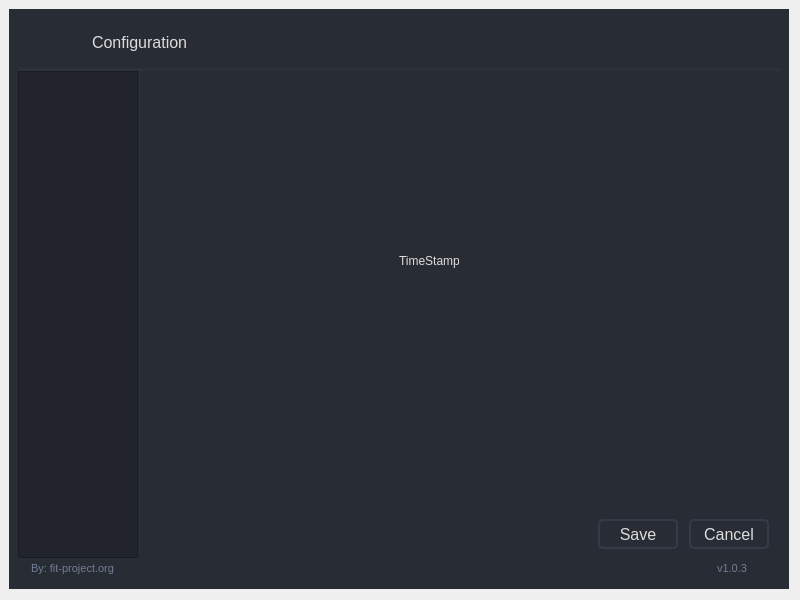
fit-project/fit, file ui/configuration/dialog.ui: the form before one commit.
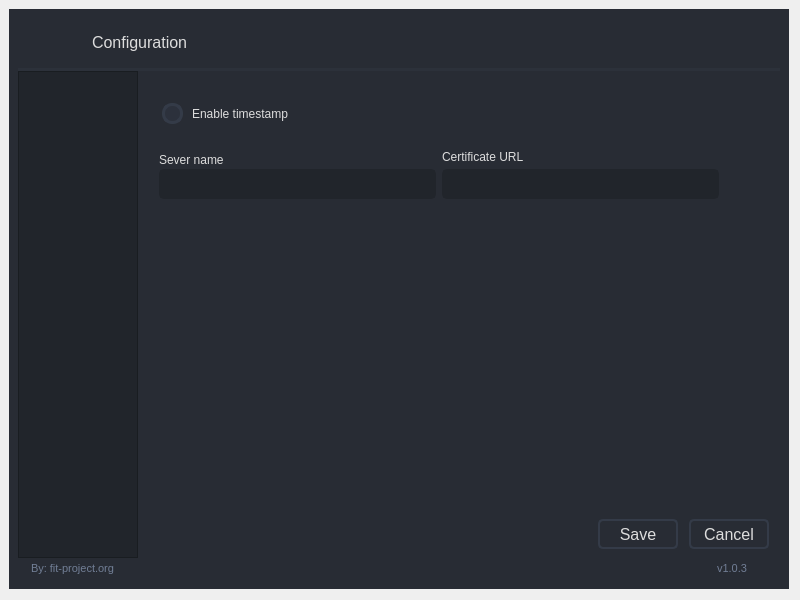
The form after the commit. The open tabs and pages were chosen to show the change. Icons and pictures are not drawn.

Commit message: Refactoring timestamp configuration UI

```diff
--- a/ui/configuration/dialog.ui
+++ b/ui/configuration/dialog.ui
@@ -2491,18 +2491,198 @@
                       </widget>
                      </widget>
                      <widget class="QWidget" name="timestamp">
-                      <widget class="QLabel" name="label_6">
+                      <widget class="QFrame" name="timestamp_configuration">
                        <property name="geometry">
                         <rect>
-                         <x>260</x>
-                         <y>170</y>
-                         <width>60</width>
-                         <height>16</height>
+                         <x>0</x>
+                         <y>0</y>
+                         <width>600</width>
+                         <height>411</height>
                         </rect>
                        </property>
-                       <property name="text">
-                        <string>TimeStamp</string>
+                       <property name="maximumSize">
+                        <size>
+                         <width>600</width>
+                         <height>16777215</height>
+                        </size>
                        </property>
+                       <layout class="QVBoxLayout" name="verticalLayout_7">
+                        <property name="leftMargin">
+                         <number>20</number>
+                        </property>
+                        <property name="topMargin">
+                         <number>20</number>
+                        </property>
+                        <property name="rightMargin">
+                         <number>20</number>
+                        </property>
+                        <property name="bottomMargin">
+                         <number>20</number>
+                        </property>
+                        <item>
+                         <layout class="QHBoxLayout" name="enable_timestamp_layout">
+                          <property name="spacing">
+                           <number>0</number>
+                          </property>
+                          <property name="rightMargin">
+                           <number>0</number>
+                          </property>
+                          <property name="bottomMargin">
+                           <number>20</number>
+                          </property>
+                          <item>
+                           <widget class="QCheckBox" name="enable_timestamp">
+                            <property name="enabled">
+                             <bool>true</bool>
+                            </property>
+                            <property name="text">
+                             <string>Enable timestamp</string>
+                            </property>
+                            <property name="checked">
+                             <bool>false</bool>
+                            </property>
+                           </widget>
+                          </item>
+                         </layout>
+                        </item>
+                        <item>
+                         <widget class="QFrame" name="timestamp_settings">
+                          <property name="enabled">
+                           <bool>true</bool>
+                          </property>
+                          <layout class="QVBoxLayout" name="pec_settings_layout_2">
+                           <property name="spacing">
+                            <number>-1</number>
+                           </property>
+                           <property name="leftMargin">
+                            <number>0</number>
+                           </property>
+                           <property name="topMargin">
+                            <number>0</number>
+                           </property>
+                           <property name="rightMargin">
+                            <number>0</number>
+                           </property>
+                           <property name="bottomMargin">
+                            <number>0</number>
+                           </property>
+                           <item>
+                            <layout class="QHBoxLayout" name="server_timestamp_configuration" stretch="0,0">
+                             <property name="spacing">
+                              <number>-1</number>
+                             </property>
+                             <property name="topMargin">
+                              <number>0</number>
+                             </property>
+                             <property name="bottomMargin">
+                              <number>0</number>
+                             </property>
+                             <item>
+                              <layout class="QVBoxLayout" name="timestamp_server_name_box">
+                               <property name="spacing">
+                                <number>0</number>
+                               </property>
+                               <property name="topMargin">
+                                <number>0</number>
+                               </property>
+                               <item>
+                                <widget class="QLabel" name="timestamp_server_name_box_title">
+                                 <property name="enabled">
+                                  <bool>true</bool>
+                                 </property>
+                                 <property name="styleSheet">
+                                  <string notr="true"/>
+                                 </property>
+                                 <property name="text">
+                                  <string>Sever name</string>
+                                 </property>
+                                </widget>
+                               </item>
+                               <item>
+                                <widget class="QLineEdit" name="timestamp_server_name">
+                                 <property name="minimumSize">
+                                  <size>
+                                   <width>0</width>
+                                   <height>30</height>
+                                  </size>
+                                 </property>
+                                 <property name="styleSheet">
+                                  <string notr="true">background-color: rgb(33, 37, 43);</string>
+                                 </property>
+                                </widget>
+                               </item>
+                              </layout>
+                             </item>
+                             <item>
+                              <layout class="QVBoxLayout" name="timestamp_certificate_url_box">
+                               <property name="spacing">
+                                <number>5</number>
+                               </property>
+                               <property name="sizeConstraint">
+                                <enum>QLayout::SetDefaultConstraint</enum>
+                               </property>
+                               <property name="leftMargin">
+                                <number>0</number>
+                               </property>
+                               <item>
+                                <widget class="QLabel" name="timestamp_certificate_url_box_title">
+                                 <property name="maximumSize">
+                                  <size>
+                                   <width>118</width>
+                                   <height>16777215</height>
+                                  </size>
+                                 </property>
+                                 <property name="text">
+                                  <string>Certificate URL</string>
+                                 </property>
+                                </widget>
+                               </item>
+                               <item>
+                                <widget class="QLineEdit" name="timestamp_certificate_url">
+                                 <property name="minimumSize">
+                                  <size>
+                                   <width>0</width>
+                                   <height>30</height>
+                                  </size>
+                                 </property>
+                                 <property name="maximumSize">
+                                  <size>
+                                   <width>16777215</width>
+                                   <height>16777215</height>
+                                  </size>
+                                 </property>
+                                 <property name="styleSheet">
+                                  <string notr="true">background-color: rgb(33, 37, 43);</string>
+                                 </property>
+                                 <property name="frame">
+                                  <bool>true</bool>
+                                 </property>
+                                 <property name="alignment">
+                                  <set>Qt::AlignLeading|Qt::AlignLeft|Qt::AlignVCenter</set>
+                                 </property>
+                                </widget>
+                               </item>
+                              </layout>
+                             </item>
+                            </layout>
+                           </item>
+                          </layout>
+                         </widget>
+                        </item>
+                        <item>
+                         <spacer name="verticalSpacer_14">
+                          <property name="orientation">
+                           <enum>Qt::Vertical</enum>
+                          </property>
+                          <property name="sizeHint" stdset="0">
+                           <size>
+                            <width>20</width>
+                            <height>40</height>
+                           </size>
+                          </property>
+                         </spacer>
+                        </item>
+                       </layout>
                       </widget>
                      </widget>
                     </widget>
```
Left out of the diff: 24 changed lines with no effect on the pictures. The commit also changes 2 other files.
